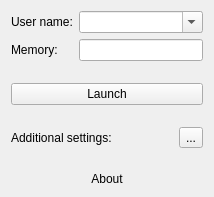
Before: the Qt Designer form src/launcher.ui in t5t5/minecraft-launcher, drawn with Qt 5.
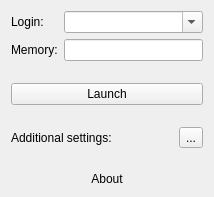
After: the same form once the commit is applied. Icons and pictures are not drawn.

What changed in the file:
```diff
--- a/src/launcher.ui
+++ b/src/launcher.ui
@@ -21,7 +21,7 @@
    <item row="0" column="0">
     <widget class="QLabel" name="userNameLabel">
      <property name="text">
-      <string>User name:</string>
+      <string>Login:</string>
      </property>
     </widget>
    </item>
```
Left out of the diff: 4 changed lines with no effect on the pictures.
